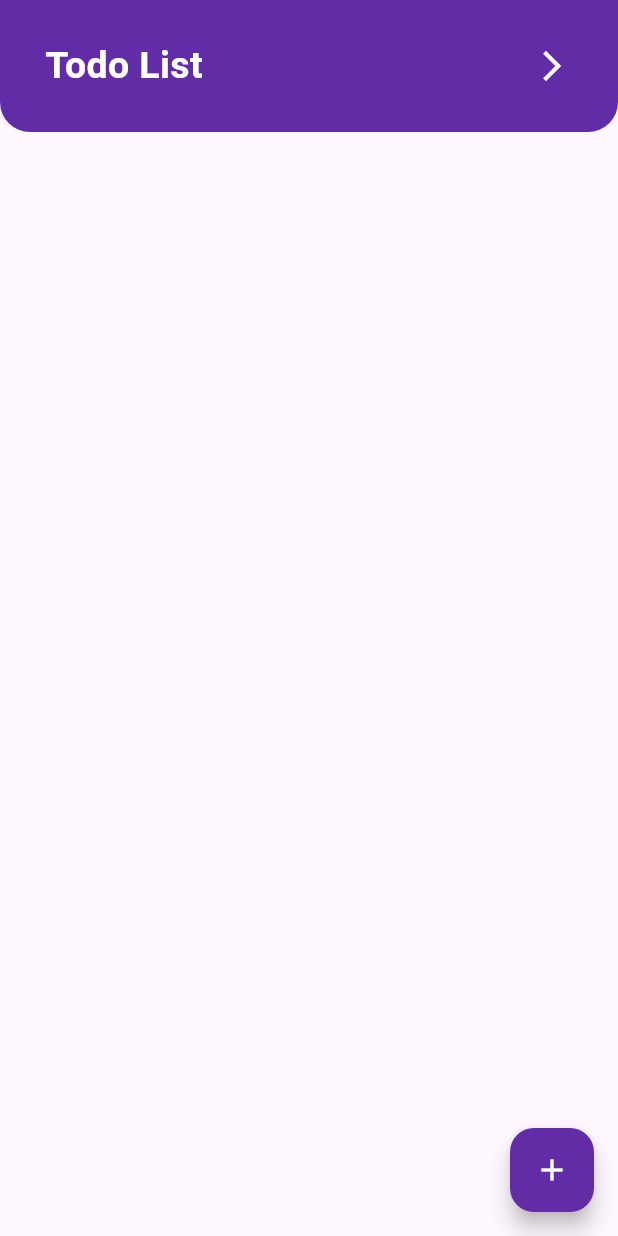
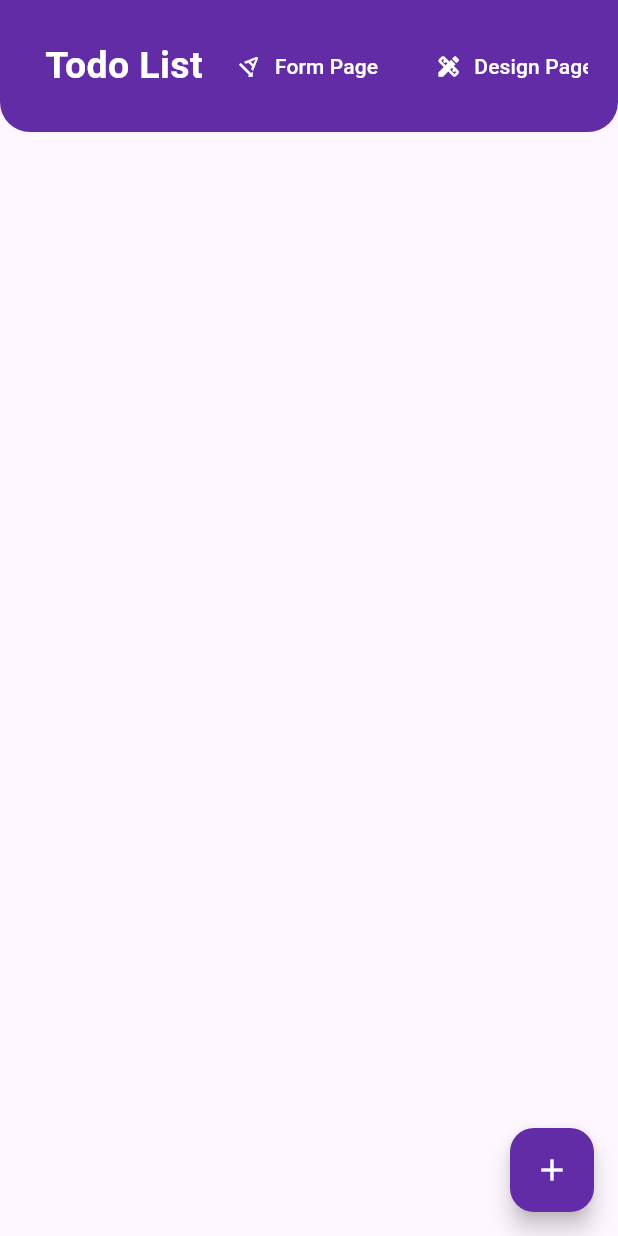
Before and after one commit to mhbabu/todo_provider_app, a Flutter app: the screen it shows after launch, on a phone screen of 412 x 824 dp. Run offline on Flutter 3.47's test engine with Material 3 defaults, Android fonts, the phone set to English and light mode, and no system bars; missing offline and left inert: msh_checkbox.

```diff
--- /dev/null
+++ b/devtools_options.yaml
@@ -0,0 +1,3 @@
+description: This file stores settings for Dart & Flutter DevTools.
+documentation: https://docs.flutter.dev/tools/devtools/extensions#configure-extension-enablement-states
+extensions:
--- a/lib/form_screen.dart
+++ b/lib/form_screen.dart
@@ -18,7 +18,7 @@ class _FormScreenState extends State<FormScreen> {
   Widget build(BuildContext context) {
     return Scaffold(
       appBar: AppBar(
-        title: const Text('Enter Email', style: TextStyle(color: Colors.white)),
+        title: const Text('Form Screen', style: TextStyle(color: Colors.white)),
         backgroundColor: const Color.fromARGB(255, 32, 10, 61),
         iconTheme: const IconThemeData(
           color: Colors.white,
--- a/lib/home_screen.dart
+++ b/lib/home_screen.dart
@@ -1,30 +1,11 @@
 import 'package:flutter/material.dart';
 import 'package:msh_checkbox/msh_checkbox.dart';
 import 'package:provider/provider.dart';
+import 'package:provider_app/design_screen.dart';
 import 'package:provider_app/form_screen.dart';
 import 'package:provider_app/model/todo_model.dart';
+import 'package:provider_app/other_screen.dart';
 import 'package:provider_app/provider/todo_provider.dart';
-
-// Second screen to navigate
-class NextScreen extends StatelessWidget {
-  const NextScreen({super.key});
-
-  @override
-  Widget build(BuildContext context) {
-    return Scaffold(
-      appBar: AppBar(
-        title: const Text('Next Page'),
-        backgroundColor: const Color(0xff622CA7),
-      ),
-      body: const Center(
-        child: Text(
-          'Welcome to the Next Screen!',
-          style: TextStyle(fontSize: 24),
-        ),
-      ),
-    );
-  }
-}
 
 class HomeScreen extends StatefulWidget {
   const HomeScreen({super.key});
@@ -92,10 +73,11 @@ class _HomeScreenState extends State<HomeScreen> {
                   bottomLeft: Radius.circular(20),
                 ),
               ),
+              child: SingleChildScrollView(
+                scrollDirection: Axis.horizontal,
                 child: Row(
-                mainAxisAlignment: MainAxisAlignment.spaceBetween,
+                  mainAxisAlignment: MainAxisAlignment.start,
                   children: [
-                  // Todo List Text with left padding
                     const Padding(
                       padding: EdgeInsets.only(left: 10),
                       child: Text(
@@ -108,8 +90,9 @@ class _HomeScreenState extends State<HomeScreen> {
                       ),
                     ),
 
-                  // Navigation button
-                  IconButton(
+                    // Navigation buttons in the header with spacing between them
+                    SizedBox(width: 10), // Added spacing between buttons
+                    TextButton.icon(
                       onPressed: () {
                         Navigator.push(
                           context,
@@ -118,9 +101,55 @@ class _HomeScreenState extends State<HomeScreen> {
                           ),
                         );
                       },
-                    icon: Icon(Icons.arrow_forward_ios, color: Colors.white),
+                      icon: const Icon(
+                        Icons.text_rotation_angledown_sharp,
+                        color: Colors.white,
+                      ),
+                      label: const Text(
+                        'Form Page',
+                        style: TextStyle(color: Colors.white),
+                      ),
+                    ),
+                    SizedBox(width: 10),
+                    TextButton.icon(
+                      onPressed: () {
+                        Navigator.push(
+                          context,
+                          MaterialPageRoute(
+                            builder: (context) => const DesignScreen(),
+                          ),
+                        );
+                      },
+                      icon: const Icon(
+                        Icons.design_services,
+                        color: Colors.white,
+                      ),
+                      label: const Text(
+                        'Design Page',
+                        style: TextStyle(color: Colors.white),
+                      ),
+                    ),
+                    SizedBox(width: 10),
+                    TextButton.icon(
+                      onPressed: () {
+                        Navigator.push(
+                          context,
+                          MaterialPageRoute(
+                            builder: (context) => const OtherScreen(),
+                          ),
+                        );
+                      },
+                      icon: const Icon(
+                        Icons.other_houses,
+                        color: Colors.white,
+                      ),
+                      label: const Text(
+                        'Other Page', // Corrected label for "Other Page"
+                        style: TextStyle(color: Colors.white),
+                      ),
                     ),
                   ],
+                ),
               ),
             ),
 
--- a/pubspec.yaml
+++ b/pubspec.yaml
@@ -36,6 +36,7 @@ dependencies:
   cupertino_icons: ^1.0.8
   provider: ^6.1.5+1
   msh_checkbox: ^2.0.1
+  flutter_svg: ^2.2.1
 
 dev_dependencies:
   flutter_test:
@@ -60,8 +61,8 @@ flutter:
   uses-material-design: true
 
   # To add assets to your application, add an assets section, like this:
-  # assets:
-  #   - images/a_dot_burr.jpeg
+  assets:
+  - assets/images/
   #   - images/a_dot_ham.jpeg
 
   # An image asset can refer to one or more resolution-specific "variants", see
```
Also changed, not shown: lib/design_screen.dart (added, +69 -0 lines), lib/other_screen.dart (added, +32 -0 lines), assets/images/add-plus-svgrepo-com.svg (added), assets/images/home-house-homepage-2-svgrepo-com.svg (added), assets/images/search-alt-1-svgrepo-com.svg (added), assets/images/smart-home-svgrepo-com.svg (added), assets/images/video-player-svgrepo-com.svg (added), pubspec.lock. Lines whose indentation alone changed are shown as unchanged.
